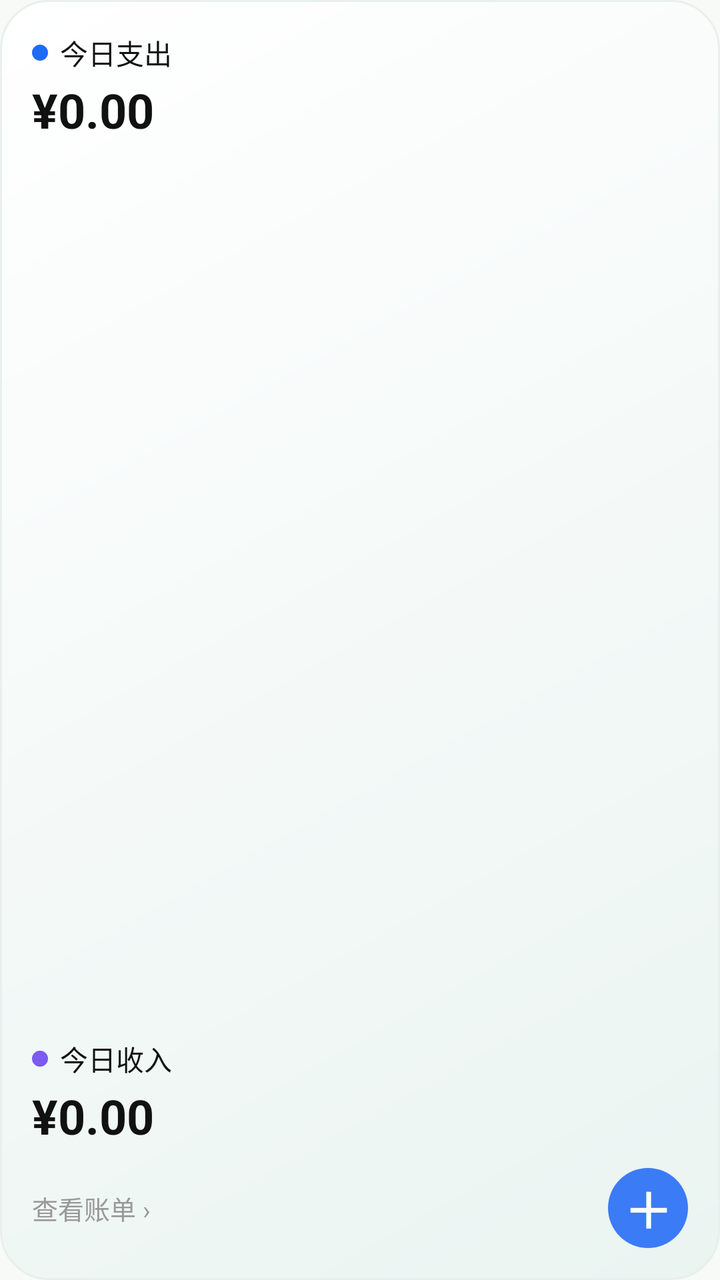
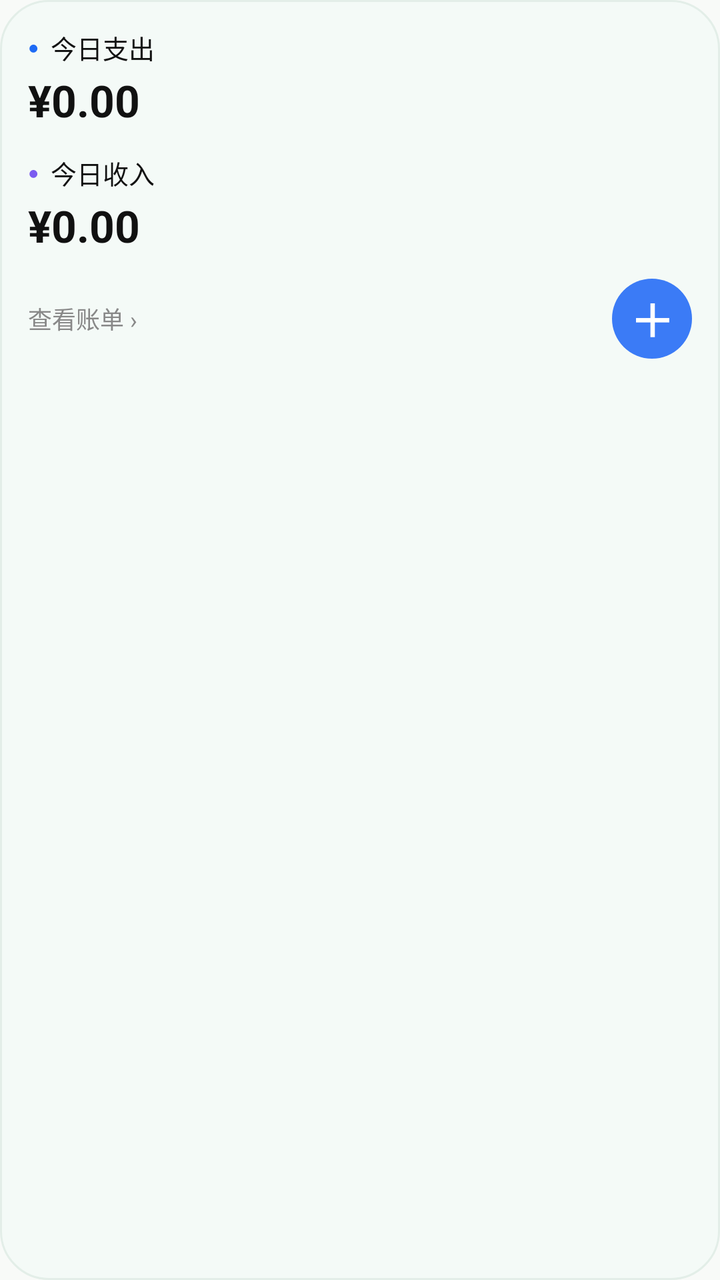

An Android layout rendered at two revisions. The XML below is the earlier revision; the diff shows what the commit changed to produce the second picture.
<!-- AndroidManifest.xml: application theme Theme.AutoLedger -->
<!-- res/layout/widget_ledger.xml -->
<?xml version="1.0" encoding="utf-8"?>
<LinearLayout xmlns:android="http://schemas.android.com/apk/res/android"
    android:id="@+id/widget_root"
    android:layout_width="match_parent"
    android:layout_height="match_parent"
    android:orientation="vertical"
    android:padding="16dp"
    android:background="@drawable/widget_bg">

    <LinearLayout
        android:layout_width="match_parent"
        android:layout_height="0dp"
        android:layout_weight="1"
        android:orientation="vertical">

        <LinearLayout
            android:layout_width="match_parent"
            android:layout_height="wrap_content"
            android:orientation="horizontal"
            android:gravity="center_vertical">

            <View
                android:layout_width="8dp"
                android:layout_height="8dp"
                android:background="@drawable/widget_dot_expense" />

            <TextView
                android:layout_width="wrap_content"
                android:layout_height="wrap_content"
                android:layout_marginStart="6dp"
                android:text="今日支出"
                android:textColor="#111111"
                android:textSize="14sp" />
        </LinearLayout>

        <TextView
            android:id="@+id/widget_expense_amount"
            android:layout_width="wrap_content"
            android:layout_height="wrap_content"
            android:layout_marginTop="2dp"
            android:text="¥0.00"
            android:textColor="#111111"
            android:textSize="24sp"
            android:textStyle="bold" />

        <View
            android:layout_width="match_parent"
            android:layout_height="0dp"
            android:layout_weight="1" />

        <LinearLayout
            android:layout_width="match_parent"
            android:layout_height="wrap_content"
            android:orientation="horizontal"
            android:gravity="center_vertical">

            <View
                android:layout_width="8dp"
                android:layout_height="8dp"
                android:background="@drawable/widget_dot_income" />

            <TextView
                android:layout_width="wrap_content"
                android:layout_height="wrap_content"
                android:layout_marginStart="6dp"
                android:text="今日收入"
                android:textColor="#111111"
                android:textSize="14sp" />
        </LinearLayout>

        <TextView
            android:id="@+id/widget_income_amount"
            android:layout_width="wrap_content"
            android:layout_height="wrap_content"
            android:layout_marginTop="2dp"
            android:text="¥0.00"
            android:textColor="#111111"
            android:textSize="24sp"
            android:textStyle="bold" />
    </LinearLayout>

    <LinearLayout
        android:layout_width="match_parent"
        android:layout_height="wrap_content"
        android:orientation="horizontal"
        android:gravity="center_vertical"
        android:layout_marginTop="10dp">

        <TextView
            android:id="@+id/widget_view_bills"
            android:layout_width="0dp"
            android:layout_height="wrap_content"
            android:layout_weight="1"
            android:text="查看账单 ›"
            android:textColor="#999999"
            android:textSize="13sp" />

        <TextView
            android:id="@+id/widget_add"
            android:layout_width="40dp"
            android:layout_height="40dp"
            android:gravity="center"
            android:text="＋"
            android:textColor="#FFFFFF"
            android:textSize="24sp"
            android:textStyle="bold"
            android:background="@drawable/widget_add_bg" />
    </LinearLayout>
</LinearLayout>
<!-- resources referenced by this layout -->
<resources>
  <!-- drawable widget_add_bg (drawable) -->
  <?xml version="1.0" encoding="utf-8"?>
  <shape xmlns:android="http://schemas.android.com/apk/res/android"
      android:shape="oval">
      <solid android:color="#3B7BF6" />
  </shape>
  <!-- drawable widget_bg (drawable) -->
  <?xml version="1.0" encoding="utf-8"?>
  <shape xmlns:android="http://schemas.android.com/apk/res/android"
      android:shape="rectangle">
      <gradient
          android:angle="315"
          android:startColor="#FFFFFF"
          android:endColor="#EAF4F1" />
      <corners android:radius="24dp" />
      <stroke
          android:width="1dp"
          android:color="#E8F0EC" />
  </shape>
  <!-- drawable widget_dot_expense (drawable) -->
  <?xml version="1.0" encoding="utf-8"?>
  <shape xmlns:android="http://schemas.android.com/apk/res/android"
      android:shape="oval">
      <solid android:color="#1E6BF5" />
  </shape>
  <!-- drawable widget_dot_income (drawable) -->
  <?xml version="1.0" encoding="utf-8"?>
  <shape xmlns:android="http://schemas.android.com/apk/res/android"
      android:shape="oval">
      <solid android:color="#7B5BF0" />
  </shape>
  <style name="Theme.AutoLedger" parent="android:Theme.Material.Light.NoActionBar">
          <item name="android:statusBarColor">#FFF8FAF8</item>
          <item name="android:windowLightStatusBar">true</item>
          <item name="android:navigationBarColor">#FFF8FAF8</item>
          <item name="android:windowBackground">#FFF8FAF8</item>
      </style>
</resources>

<!-- the commit's change to res/layout/widget_ledger.xml (unified diff, before → after) -->
@@ -4,87 +4,83 @@
     android:layout_width="match_parent"
     android:layout_height="match_parent"
     android:orientation="vertical"
-    android:padding="16dp"
+    android:padding="14dp"
     android:background="@drawable/widget_bg">
 
-    <LinearLayout
-        android:layout_width="match_parent"
-        android:layout_height="0dp"
-        android:layout_weight="1"
-        android:orientation="vertical">
-
-        <LinearLayout
-            android:layout_width="match_parent"
-            android:layout_height="wrap_content"
-            android:orientation="horizontal"
-            android:gravity="center_vertical">
-
-            <View
-                android:layout_width="8dp"
-                android:layout_height="8dp"
-                android:background="@drawable/widget_dot_expense" />
-
-            <TextView
-                android:layout_width="wrap_content"
-                android:layout_height="wrap_content"
-                android:layout_marginStart="6dp"
-                android:text="今日支出"
-                android:textColor="#111111"
-                android:textSize="14sp" />
-        </LinearLayout>
-
-        <TextView
-            android:id="@+id/widget_expense_amount"
-            android:layout_width="wrap_content"
-            android:layout_height="wrap_content"
-            android:layout_marginTop="2dp"
-            android:text="¥0.00"
-            android:textColor="#111111"
-            android:textSize="24sp"
-            android:textStyle="bold" />
-
-        <View
-            android:layout_width="match_parent"
-            android:layout_height="0dp"
-            android:layout_weight="1" />
-
-        <LinearLayout
-            android:layout_width="match_parent"
-            android:layout_height="wrap_content"
-            android:orientation="horizontal"
-            android:gravity="center_vertical">
-
-            <View
-                android:layout_width="8dp"
-                android:layout_height="8dp"
-                android:background="@drawable/widget_dot_income" />
-
-            <TextView
-                android:layout_width="wrap_content"
-                android:layout_height="wrap_content"
-                android:layout_marginStart="6dp"
-                android:text="今日收入"
-                android:textColor="#111111"
-                android:textSize="14sp" />
-        </LinearLayout>
-
-        <TextView
-            android:id="@+id/widget_income_amount"
-            android:layout_width="wrap_content"
-            android:layout_height="wrap_content"
-            android:layout_marginTop="2dp"
-            android:text="¥0.00"
-            android:textColor="#111111"
-            android:textSize="24sp"
-            android:textStyle="bold" />
-    </LinearLayout>
-
+    
     <LinearLayout
         android:layout_width="match_parent"
         android:layout_height="wrap_content"
         android:orientation="horizontal"
-        android:gravity="center_vertical"
-        android:layout_marginTop="10dp">
+        android:gravity="center_vertical">
+
+        <TextView
+            android:layout_width="wrap_content"
+            android:layout_height="wrap_content"
+            android:text="●"
+            android:textColor="#1E6BF5"
+            android:textSize="9sp" />
+
+        <TextView
+            android:layout_width="wrap_content"
+            android:layout_height="wrap_content"
+            android:layout_marginStart="6dp"
+            android:text="今日支出"
+            android:textColor="#111111"
+            android:textSize="13sp" />
+    </LinearLayout>
+
+    <TextView
+        android:id="@+id/widget_expense_amount"
+        android:layout_width="wrap_content"
+        android:layout_height="wrap_content"
+        android:layout_marginTop="2dp"
+        android:text="¥0.00"
+        android:textColor="#111111"
+        android:textSize="22sp"
+        android:textStyle="bold" />
+
+    
+    <LinearLayout
+        android:layout_width="match_parent"
+        android:layout_height="wrap_content"
+        android:layout_marginTop="12dp"
+        android:orientation="horizontal"
+        android:gravity="center_vertical">
+
+        <TextView
+            android:layout_width="wrap_content"
+            android:layout_height="wrap_content"
+            android:text="●"
+            android:textColor="#7B5BF0"
+            android:textSize="9sp" />
+
+        <TextView
+            android:layout_width="wrap_content"
+            android:layout_height="wrap_content"
+            android:layout_marginStart="6dp"
+            android:text="今日收入"
+            android:textColor="#111111"
+            android:textSize="13sp" />
+    </LinearLayout>
+
+    <TextView
+        android:id="@+id/widget_income_amount"
+        android:layout_width="wrap_content"
+        android:layout_height="wrap_content"
+        android:layout_marginTop="2dp"
+        android:text="¥0.00"
+        android:textColor="#111111"
+        android:textSize="22sp"
+        android:textStyle="bold" />
+
+    
+    <LinearLayout
+        android:layout_width="match_parent"
+        android:layout_height="wrap_content"
+        android:layout_marginTop="12dp"
+        android:orientation="horizontal"
+        android:gravity="center_vertical">
 
         <TextView
             android:id="@+id/widget_view_bills"
@@ -92,8 +88,8 @@
             android:layout_height="wrap_content"
             android:layout_weight="1"
             android:text="查看账单 ›"
-            android:textColor="#999999"
-            android:textSize="13sp" />
+            android:textColor="#888888"
+            android:textSize="12sp" />
 
         <TextView
             android:id="@+id/widget_add"
@@ -102,7 +98,7 @@
             android:gravity="center"
             android:text="＋"
             android:textColor="#FFFFFF"
-            android:textSize="24sp"
+            android:textSize="22sp"
             android:textStyle="bold"
             android:background="@drawable/widget_add_bg" />
     </LinearLayout>
<!-- resource entries referenced after the edit -->
@@ -10,26 +10,11 @@
   <?xml version="1.0" encoding="utf-8"?>
   <shape xmlns:android="http://schemas.android.com/apk/res/android"
       android:shape="rectangle">
-      <gradient
-          android:angle="315"
-          android:startColor="#FFFFFF"
-          android:endColor="#EAF4F1" />
+      <solid android:color="#F4FAF7" />
       <corners android:radius="24dp" />
       <stroke
           android:width="1dp"
-          android:color="#E8F0EC" />
-  </shape>
-  <!-- drawable widget_dot_expense (drawable) -->
-  <?xml version="1.0" encoding="utf-8"?>
-  <shape xmlns:android="http://schemas.android.com/apk/res/android"
-      android:shape="oval">
-      <solid android:color="#1E6BF5" />
-  </shape>
-  <!-- drawable widget_dot_income (drawable) -->
-  <?xml version="1.0" encoding="utf-8"?>
-  <shape xmlns:android="http://schemas.android.com/apk/res/android"
-      android:shape="oval">
-      <solid android:color="#7B5BF0" />
+          android:color="#E3EEE8" />
   </shape>
   <style name="Theme.AutoLedger" parent="android:Theme.Material.Light.NoActionBar">
           <item name="android:statusBarColor">#FFF8FAF8</item>
